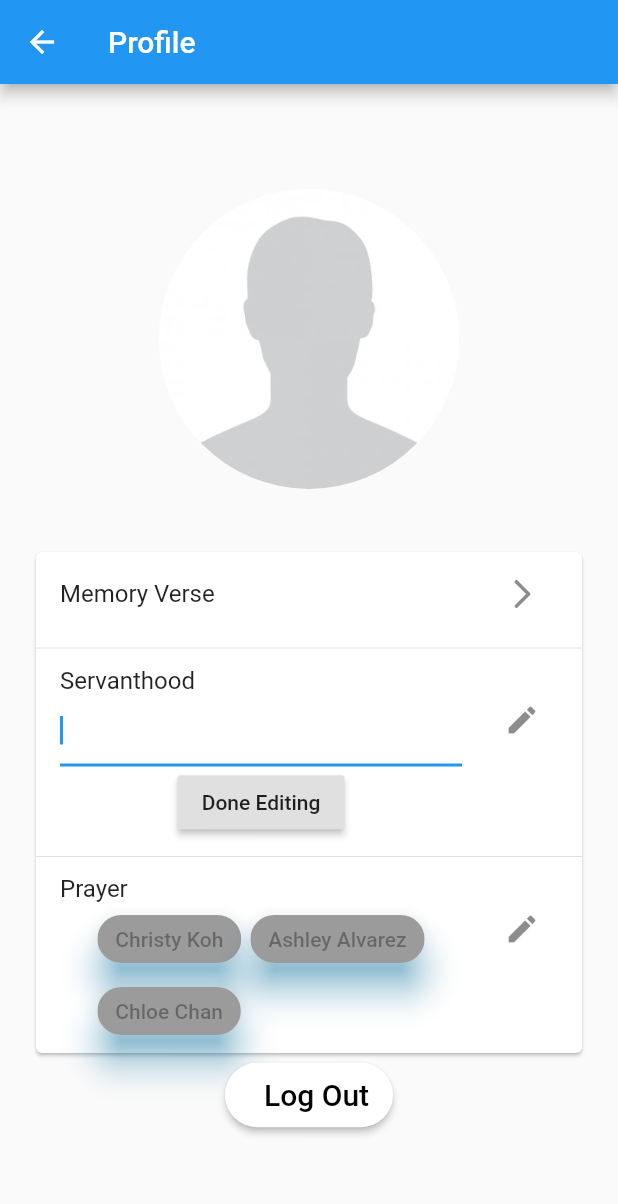
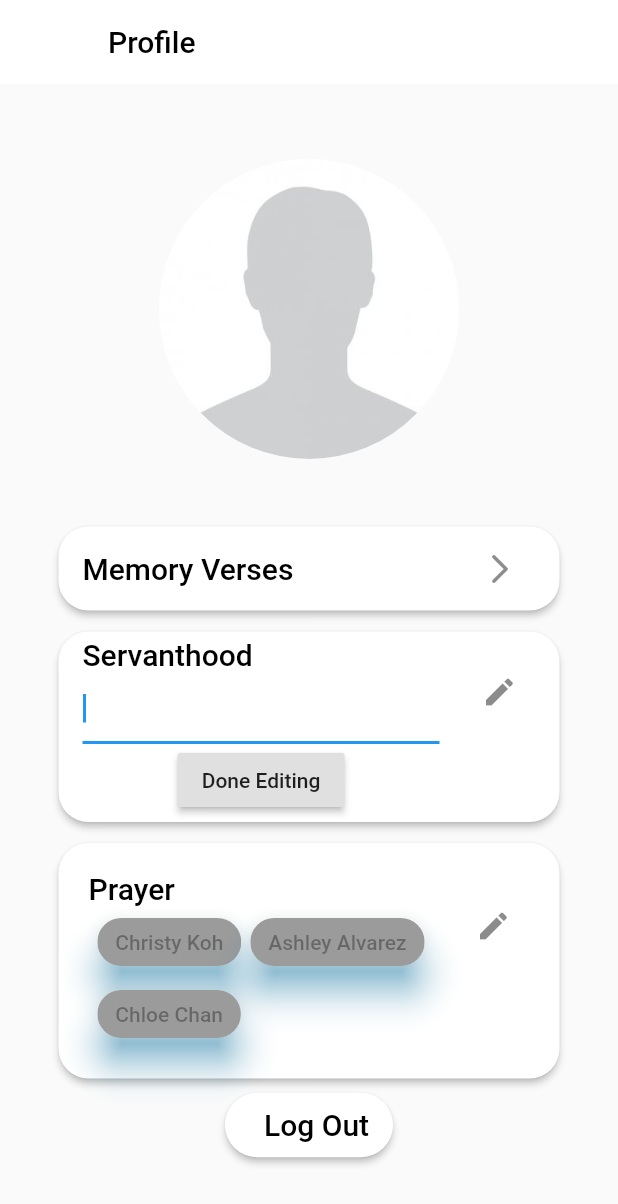
Before and after one commit to godwinlaw/kle-winter-challenge-app, a Flutter app: the ProfileWidget screen opened directly, after a tap on the "edit" icon, on a phone screen of 412 x 824 dp. Shown: the top 1204 px of the screen. Run offline on Flutter 3.47's test engine with Material 2 defaults, Android fonts, the phone set to English and light mode, and no system bars; our stand-ins replace cloud_firestore, firebase_auth, firebase_core, google_sign_in, hexcolor, tuple; accounts and stored records are empty.

Commit message:
make ui changes

```diff
--- a/lib/ui/screens/profile.dart
+++ b/lib/ui/screens/profile.dart
@@ -2,7 +2,9 @@ import 'package:flutter/material.dart';
 import 'package:firebase_auth/firebase_auth.dart' as auth;
 import 'package:winterchallenge/core/data/database.dart';
 import 'package:winterchallenge/ui/screens/login_page.dart';
-import '../../core/services/auth.dart'; /// Used for log out
+import '../../core/services/auth.dart';
+
+/// Used for log out
 
 /// Screen for viewing user profile and all their commitments.
 ///
@@ -34,8 +36,10 @@ class _ProfileWidgetState extends State<ProfileWidget> {
   void initState() {
     super.initState();
     // TODO: init with user data
+    final userInfo = firebaseRepository.getUserDetails(user.uid);
+
     name = user.displayName;
-    isBrother = true;
+    isBrother = Gender.Male == Gender.Male;
     photoUrl = user.photoURL;
 
     if (photoUrl != null) {
@@ -47,13 +51,18 @@ class _ProfileWidgetState extends State<ProfileWidget> {
 
     servanthood = "Code the winter challenge app";
     prayerList = ["Christy Koh", "Ashley Alvarez", "Chloe Chan"];
-    isEditingServanthood = false;
-    isEditingPrayer = false;
   }
 
   @override
   Widget build(BuildContext context) => Scaffold(
-        appBar: AppBar(title: const Text('Profile')),
+        appBar: AppBar(
+            title: const Text(
+              'Profile',
+              style: TextStyle(color: Colors.black),
+            ),
+            backgroundColor: Colors.white,
+            elevation: 0,
+            brightness: Brightness.light),
         body: Container(
             margin: const EdgeInsets.only(left: 20.0, right: 20.0),
             child: Column(
@@ -67,21 +76,22 @@ class _ProfileWidgetState extends State<ProfileWidget> {
                     overflow: TextOverflow.ellipsis,
                     style: TextStyle(fontWeight: FontWeight.bold, fontSize: 32),
                   ),
-                  Card(
-                      child: Column(
-                    children: [
+                  individualTile(
                     ListTile(
-                          title: Text('Memory Verse'),
+                        title: Text('Memory Verses',
+                            style: TextStyle(
+                                fontSize: 20,
+                                fontWeight: FontWeight.w500,
+                                color: Colors.black)),
                         trailing: IconButton(
                           icon: Icon(Icons.arrow_forward_ios_rounded),
-                            onPressed: () {},
+                          onPressed: () {
+                            // TODO: display memory verses in another page
+                          },
                         )),
-                      Divider(),
-                      TextfieldWidget(),
-                      Divider(),
-                      _PrayerChipWidget(people: prayerList),
-                    ],
-                  )),
+                  ),
+                  individualTile(TextfieldWidget()),
+                  individualTile(_PrayerChipWidget(people: prayerList)),
                   _logOutWidget(context)
                 ])),
       );
@@ -94,7 +104,8 @@ Widget _logOutWidget(BuildContext context) {
       // Sign out
       await signOutGoogle();
       // Return to login page
-      Navigator.of(context).push(MaterialPageRoute(builder: (context) => LoginPage()));
+      Navigator.of(context)
+          .push(MaterialPageRoute(builder: (context) => LoginPage()));
     },
     color: Colors.white,
     shape: RoundedRectangleBorder(borderRadius: BorderRadius.circular(40)),
@@ -116,6 +127,18 @@ Widget _logOutWidget(BuildContext context) {
           )
         ],
       ),
+    ),
+  );
+}
+
+// adapted from scoreboard, wrapper for ListTiles
+Container individualTile(Widget tileChild) {
+  return Container(
+    padding: EdgeInsets.symmetric(vertical: 3.0, horizontal: 15.0),
+    child: new Card(
+      elevation: 2,
+      shape: RoundedRectangleBorder(borderRadius: BorderRadius.circular(20.0)),
+      child: tileChild,
     ),
   );
 }
@@ -146,7 +169,11 @@ class _TextfieldWidgetState extends State<TextfieldWidget> {
 
   @override
   Widget build(BuildContext context) => ListTile(
-        title: Text('Servanthood'),
+        title: Text('Servanthood',
+            style: TextStyle(
+                fontSize: 20,
+                fontWeight: FontWeight.w500,
+                color: Colors.black)),
         subtitle: _editTitleTextField(),
         trailing: IconButton(
           icon: Icon(Icons.edit),
@@ -186,7 +213,7 @@ class _TextfieldWidgetState extends State<TextfieldWidget> {
       widget.initialText,
       style: TextStyle(
         color: Colors.black,
-        fontSize: 18.0,
+        fontSize: 14.0,
       ),
     ));
   }
@@ -275,7 +302,9 @@ class _PrayerChipWidgetState extends State<_PrayerChipWidget> {
     }
 
     return ListTile(
-      title: Text('Prayer'),
+      title: Text('Prayer',
+          style: TextStyle(
+              fontSize: 20, fontWeight: FontWeight.w500, color: Colors.black)),
       subtitle: Container(
         child: Column(
           children: <Widget>[buildChips(), inner],
@@ -289,6 +318,7 @@ class _PrayerChipWidgetState extends State<_PrayerChipWidget> {
           });
         },
       ),
+      contentPadding: EdgeInsets.symmetric(vertical: 15.0, horizontal: 20.0),
     );
   }
 }
```
Also changed, not shown: pubspec.lock. Lines whose indentation alone changed are shown as unchanged.
